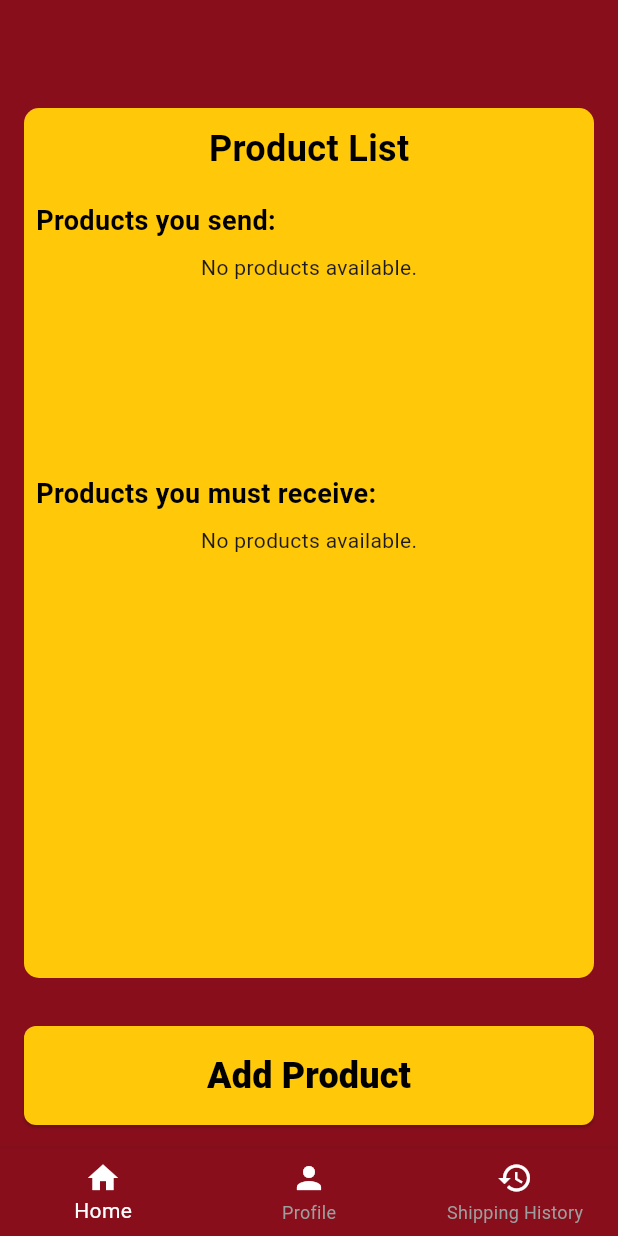
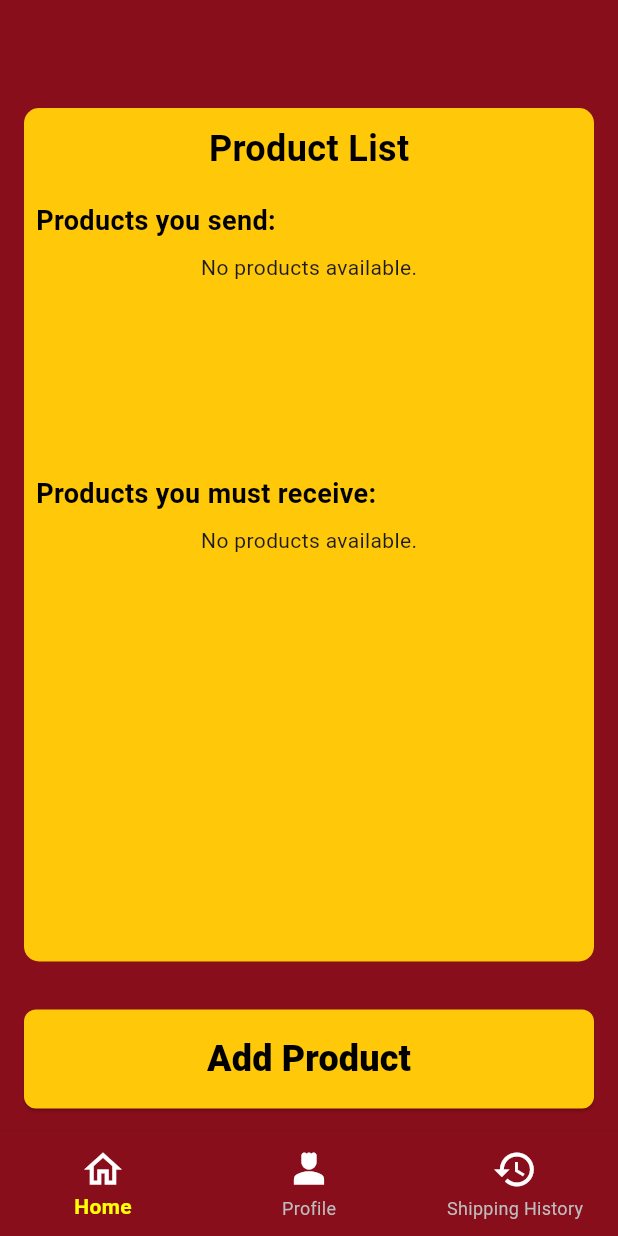
Before and after one commit to Pachara004/IshowSpeed, a Flutter app: the UserHomePage screen opened directly, on a phone screen of 412 x 824 dp. Run offline on Flutter 3.47's test engine with Material 3 defaults, Android fonts, the phone set to English and light mode, and no system bars; our stand-ins replace cloud_firestore, firebase_auth, firebase_core, firebase_storage, flutter_map, image_picker and 2 more; accounts and stored records are empty.

Commit message:
icon and design baritem

```diff
--- a/ishowspeed/lib/pages/User/userhome.dart
+++ b/ishowspeed/lib/pages/User/userhome.dart
@@ -47,21 +47,32 @@ class _UserHomePageState extends State<UserHomePage> {
         backgroundColor: const Color(0xFF890E1C),
         items: const [
           BottomNavigationBarItem(
-            icon: Icon(Icons.home, color: Colors.white),
+            icon: Icon(Icons.home_outlined, size: 30, color: Colors.white),
             label: 'Home',
           ),
           BottomNavigationBarItem(
-            icon: Icon(Icons.person, color: Colors.white),
+            icon: Icon(Icons.person_4, size: 30, color: Colors.white),
             label: 'Profile',
           ),
           BottomNavigationBarItem(
-            icon: Icon(Icons.history, color: Colors.white),
+            icon: Icon(Icons.history, size: 30, color: Colors.white),
             label: 'Shipping History',
           ),
         ],
         currentIndex: _selectedIndex,
-        selectedItemColor: Colors.white,
-        unselectedItemColor: Colors.grey,
+        selectedItemColor: Colors.yellowAccent, // สีที่เด่นขึ้นเมื่อเลือก
+        unselectedItemColor: Colors.grey[400], // สีที่ดูอ่อนลงเมื่อไม่ได้เลือก
+        selectedIconTheme: IconThemeData(size: 35, color: Colors.yellowAccent), // ขนาดและสีไอคอนเมื่อเลือก
+        unselectedIconTheme: IconThemeData(size: 30, color: Colors.grey[400]), // ขนาดและสีไอคอนเมื่อไม่ได้เลือก
+        selectedLabelStyle: const TextStyle(
+          fontWeight: FontWeight.bold, // น้ำหนักตัวอักษรหนาขึ้นเมื่อเลือก
+          fontSize: 14,
+        ),
+        unselectedLabelStyle: const TextStyle(
+          fontWeight: FontWeight.normal, // น้ำหนักตัวอักษรเบาลงเมื่อไม่ได้เลือก
+          fontSize: 12,
+        ),
+        type: BottomNavigationBarType.fixed,
         onTap: (index) {
           setState(() {
             _selectedIndex = index;
```
Also changed, not shown: ishowspeed/lib/pages/Rider/riderhome.dart (+17 -6 lines).
